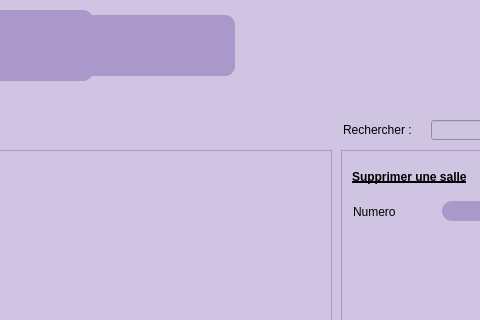
brahimABD98/smartkids, file gestion.ui: the form before one commit; both pictures show x 258 to 738 and y 0 to 320 of the 882 by 580 pixel window.
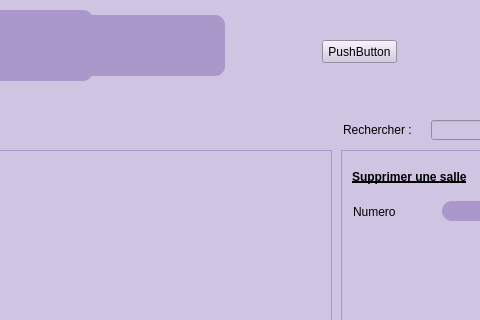
The form after the commit. Icons and pictures are not drawn.

Patch:
```diff
--- a/gestion.ui
+++ b/gestion.ui
@@ -1435,7 +1435,7 @@
     <rect>
      <x>342</x>
      <y>15</y>
-     <width>151</width>
+     <width>141</width>
      <height>61</height>
     </rect>
    </property>
@@ -1502,6 +1502,19 @@
     </property>
    </widget>
   </widget>
+  <widget class="QPushButton" name="pushButton">
+   <property name="geometry">
+    <rect>
+     <x>580</x>
+     <y>40</y>
+     <width>75</width>
+     <height>23</height>
+    </rect>
+   </property>
+   <property name="text">
+    <string>PushButton</string>
+   </property>
+  </widget>
   <zorder>stackedWidget_2</zorder>
   <zorder>frame</zorder>
   <zorder>pushButton_home_2</zorder>
```
Left out of the diff: 1 changed line with no effect on the pictures.
